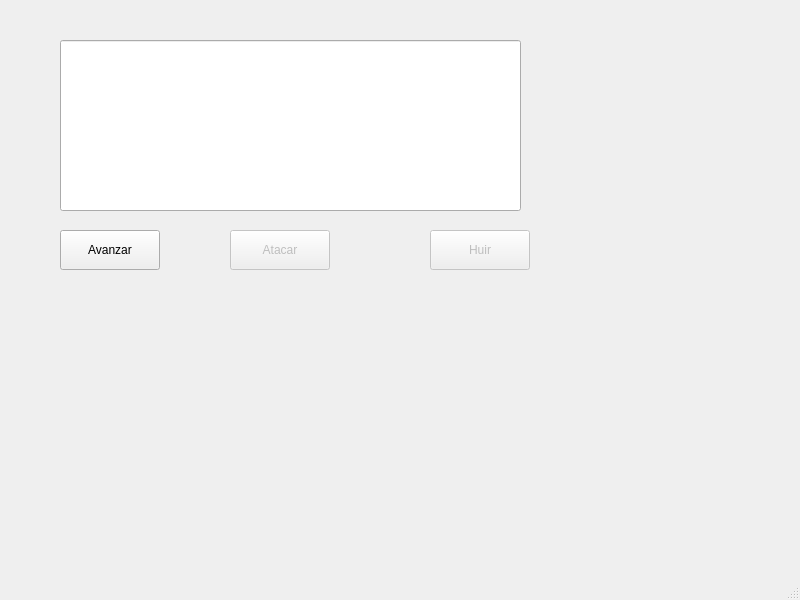
First picture: the form in mainwindow.ui, repository alejandrolri/informatica_avanzada, before the edit.
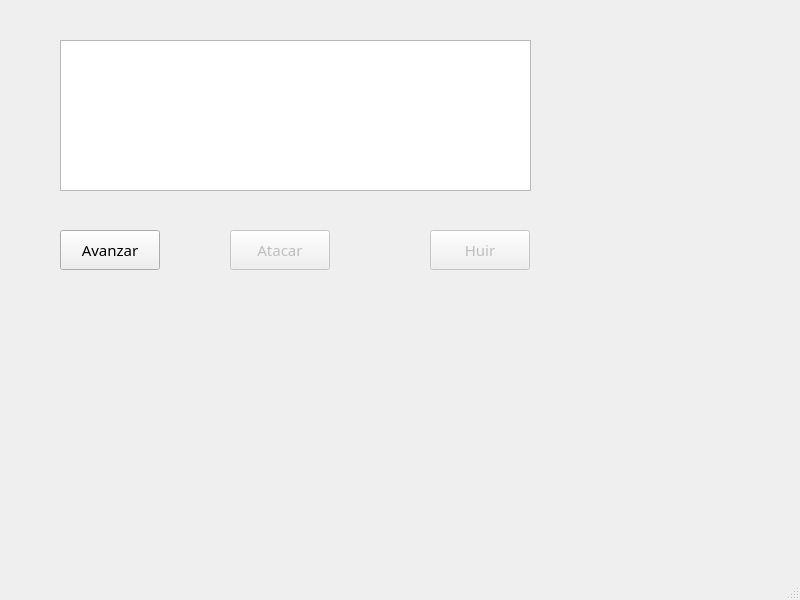
Second picture: the form after the edit. Icons and pictures are not drawn.

```diff
--- a/mainwindow.ui
+++ b/mainwindow.ui
@@ -10,6 +10,12 @@
     <height>600</height>
    </rect>
   </property>
+  <property name="font">
+   <font>
+    <family>Baskerville Old Face</family>
+    <pointsize>11</pointsize>
+   </font>
+  </property>
   <property name="windowTitle">
    <string>Adventure</string>
   </property>
@@ -63,16 +69,6 @@
      <string>Huir</string>
     </property>
    </widget>
-   <widget class="QLineEdit" name="lineEdit">
-    <property name="geometry">
-     <rect>
-      <x>60</x>
-      <y>40</y>
-      <width>461</width>
-      <height>171</height>
-     </rect>
-    </property>
-   </widget>
    <widget class="QLabel" name="Imagen">
     <property name="geometry">
      <rect>
@@ -99,6 +95,22 @@
      <string/>
     </property>
    </widget>
+   <widget class="QTextEdit" name="textEdit">
+    <property name="geometry">
+     <rect>
+      <x>60</x>
+      <y>40</y>
+      <width>471</width>
+      <height>151</height>
+     </rect>
+    </property>
+    <property name="font">
+     <font>
+      <family>Baskerville Old Face</family>
+      <pointsize>10</pointsize>
+     </font>
+    </property>
+   </widget>
   </widget>
   <widget class="QMenuBar" name="menubar">
    <property name="geometry">
```
Left out of the diff: 2 changed lines with no effect on the pictures.
